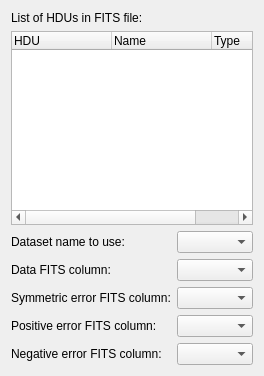
Qt form dialogs/import_fits.ui (veusz/veusz) before a commit.
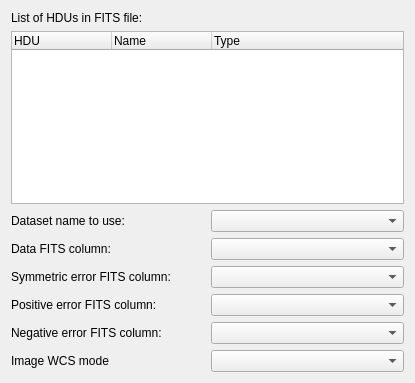
The same form after that commit. Custom widgets are drawn as their Qt base class.

Commit message: Add WCS fits import modes

Diff of the .ui file:
```diff
--- a/dialogs/import_fits.ui
+++ b/dialogs/import_fits.ui
@@ -6,8 +6,8 @@
    <rect>
     <x>0</x>
     <y>0</y>
-    <width>264</width>
-    <height>376</height>
+    <width>415</width>
+    <height>383</height>
    </rect>
   </property>
   <layout class="QVBoxLayout" name="verticalLayout_2">
@@ -150,6 +150,16 @@
        </property>
       </widget>
      </item>
+     <item row="5" column="0">
+      <widget class="QLabel" name="label">
+       <property name="text">
+        <string>Image WCS mode</string>
+       </property>
+      </widget>
+     </item>
+     <item row="5" column="1">
+      <widget class="HistoryValueCombo" name="fitswcsmode"/>
+     </item>
     </layout>
    </item>
   </layout>
@@ -160,6 +170,11 @@
    <extends>QComboBox</extends>
    <header>historycombo.h</header>
   </customwidget>
+  <customwidget>
+   <class>HistoryValueCombo</class>
+   <extends>QComboBox</extends>
+   <header>historyvaluecombo.h</header>
+  </customwidget>
  </customwidgets>
  <resources/>
  <connections/>
```
Left out of the diff: 4 changed lines with no effect on the pictures. The commit also changes 6 other files.
